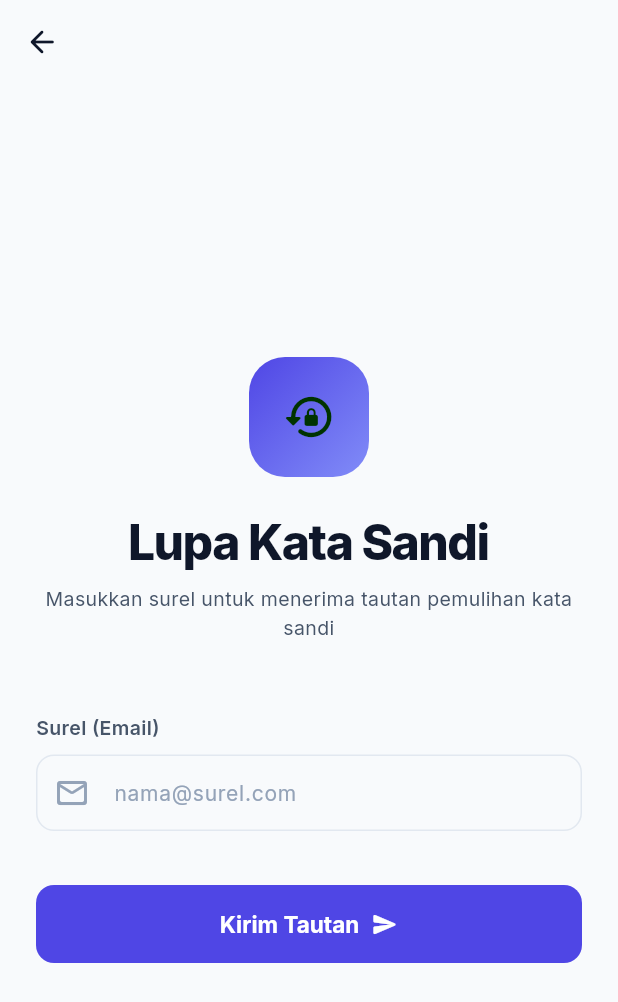
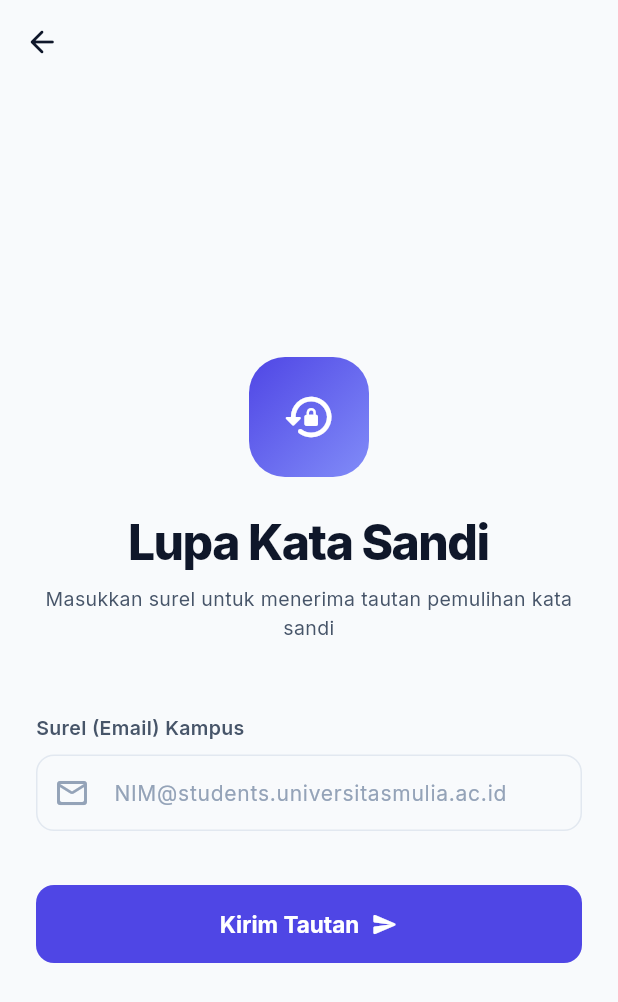
Before and after one commit to pinjamkuy/pinjamkuy, a Flutter app: the screen it shows after launch, after a tap on "Lupa Kata Sandi?", on a phone screen of 412 x 824 dp. Shown: the top 1002 px of the screen. Run offline on Flutter 3.47's test engine with Material 3 defaults, Android fonts, the phone set to English and light mode, and no system bars; our stand-ins replace get, google_fonts, shimmer, supabase_flutter; accounts and stored records are empty.

Commit message:
Restrict mobile app login and registration to Universitas Mulia student emails

```diff
--- a/lib/views/forgot_password_view.dart
+++ b/lib/views/forgot_password_view.dart
@@ -127,7 +127,7 @@ class _ForgotPasswordViewState extends State<ForgotPasswordView> {
                           child: const Icon(
                             Icons.lock_reset_rounded,
                             size: 36,
-                            color: Color(0xFF003300),
+                            color: Colors.white,
                           ),
                         ),
                         const SizedBox(height: 20),
@@ -156,7 +156,7 @@ class _ForgotPasswordViewState extends State<ForgotPasswordView> {
 
                   // Email Input
                   Text(
-                    'Surel (Email)',
+                    'Surel (Email) Kampus',
                     style: GoogleFonts.inter(
                       fontSize: 13,
                       fontWeight: FontWeight.w600,
@@ -169,7 +169,7 @@ class _ForgotPasswordViewState extends State<ForgotPasswordView> {
                     keyboardType: TextInputType.emailAddress,
                     style: GoogleFonts.inter(color: AppTheme.textPrimary, fontSize: 15),
                     decoration: InputDecoration(
-                      hintText: 'nama@surel.com',
+                      hintText: 'NIM@students.universitasmulia.ac.id',
                       prefixIcon: Icon(
                         Icons.mail_outline_rounded,
                         color: AppTheme.textTertiary,
@@ -179,8 +179,13 @@ class _ForgotPasswordViewState extends State<ForgotPasswordView> {
                       if (value == null || value.trim().isEmpty) {
                         return 'Alamat surel harus diisi';
                       }
-                      if (!GetUtils.isEmail(value.trim())) {
+                      final email = value.trim();
+                      if (!GetUtils.isEmail(email)) {
                         return 'Alamat surel tidak valid';
+                      }
+                      final regExp = RegExp(r'^[0-9]+@students\.universitasmulia\.ac\.id$');
+                      if (!regExp.hasMatch(email)) {
+                        return 'Harus menggunakan email mahasiswa Universitas Mulia\n(Contoh: 2311082@students.universitasmulia.ac.id)';
                       }
                       return null;
                     },
@@ -199,7 +204,7 @@ class _ForgotPasswordViewState extends State<ForgotPasswordView> {
                               height: 20,
                               child: CircularProgressIndicator(
                                 strokeWidth: 2.5,
-                                color: Color(0xFF003300),
+                                color: Colors.white,
                               ),
                             )
                           : Row(
--- a/lib/views/login_view.dart
+++ b/lib/views/login_view.dart
@@ -94,7 +94,7 @@ class _LoginViewState extends State<LoginView> {
                           child: const Icon(
                             Icons.lock_open_rounded,
                             size: 36,
-                            color: Color(0xFF003300),
+                            color: Colors.white,
                           ),
                         ),
                         const SizedBox(height: 20),
@@ -122,7 +122,7 @@ class _LoginViewState extends State<LoginView> {
 
                   // Email Input
                   Text(
-                    'Surel (Email)',
+                    'Surel (Email) Kampus',
                     style: GoogleFonts.inter(
                       fontSize: 13,
                       fontWeight: FontWeight.w600,
@@ -135,7 +135,7 @@ class _LoginViewState extends State<LoginView> {
                     keyboardType: TextInputType.emailAddress,
                     style: GoogleFonts.inter(color: AppTheme.textPrimary, fontSize: 15),
                     decoration: InputDecoration(
-                      hintText: 'nama@surel.com',
+                      hintText: 'NIM@students.universitasmulia.ac.id',
                       prefixIcon: Icon(
                         Icons.mail_outline_rounded,
                         color: AppTheme.textTertiary,
@@ -145,8 +145,13 @@ class _LoginViewState extends State<LoginView> {
                       if (value == null || value.trim().isEmpty) {
                         return 'Alamat surel harus diisi';
                       }
-                      if (!GetUtils.isEmail(value.trim())) {
+                      final email = value.trim();
+                      if (!GetUtils.isEmail(email)) {
                         return 'Alamat surel tidak valid';
+                      }
+                      final regExp = RegExp(r'^[0-9]+@students\.universitasmulia\.ac\.id$');
+                      if (!regExp.hasMatch(email)) {
+                        return 'Harus menggunakan email mahasiswa Universitas Mulia\n(Contoh: 2311082@students.universitasmulia.ac.id)';
                       }
                       return null;
                     },
@@ -220,7 +225,7 @@ class _LoginViewState extends State<LoginView> {
                               height: 20,
                               child: CircularProgressIndicator(
                                 strokeWidth: 2.5,
-                                color: Color(0xFF003300),
+                                color: Colors.white,
                               ),
                             )
                           : Row(
--- a/lib/views/register_view.dart
+++ b/lib/views/register_view.dart
@@ -129,7 +129,7 @@ class _RegisterViewState extends State<RegisterView> {
                           child: const Icon(
                             Icons.person_add_alt_1_rounded,
                             size: 36,
-                            color: Color(0xFF003300),
+                            color: Colors.white,
                           ),
                         ),
                         const SizedBox(height: 20),
@@ -157,7 +157,7 @@ class _RegisterViewState extends State<RegisterView> {
 
                   // Email Input
                   Text(
-                    'Surel (Email)',
+                    'Surel (Email) Kampus',
                     style: GoogleFonts.inter(
                       fontSize: 13,
                       fontWeight: FontWeight.w600,
@@ -170,7 +170,7 @@ class _RegisterViewState extends State<RegisterView> {
                     keyboardType: TextInputType.emailAddress,
                     style: GoogleFonts.inter(color: AppTheme.textPrimary, fontSize: 15),
                     decoration: InputDecoration(
-                      hintText: 'nama@surel.com',
+                      hintText: 'NIM@students.universitasmulia.ac.id',
                       prefixIcon: Icon(
                         Icons.mail_outline_rounded,
                         color: AppTheme.textTertiary,
@@ -180,8 +180,13 @@ class _RegisterViewState extends State<RegisterView> {
                       if (value == null || value.trim().isEmpty) {
                         return 'Alamat surel harus diisi';
                       }
-                      if (!GetUtils.isEmail(value.trim())) {
+                      final email = value.trim();
+                      if (!GetUtils.isEmail(email)) {
                         return 'Alamat surel tidak valid';
+                      }
+                      final regExp = RegExp(r'^[0-9]+@students\.universitasmulia\.ac\.id$');
+                      if (!regExp.hasMatch(email)) {
+                        return 'Harus menggunakan email mahasiswa Universitas Mulia\n(Contoh: 2311082@students.universitasmulia.ac.id)';
                       }
                       return null;
                     },
@@ -266,7 +271,7 @@ class _RegisterViewState extends State<RegisterView> {
                               height: 20,
                               child: CircularProgressIndicator(
                                 strokeWidth: 2.5,
-                                color: Color(0xFF003300),
+                                color: Colors.white,
                               ),
                             )
                           : Row(
```
